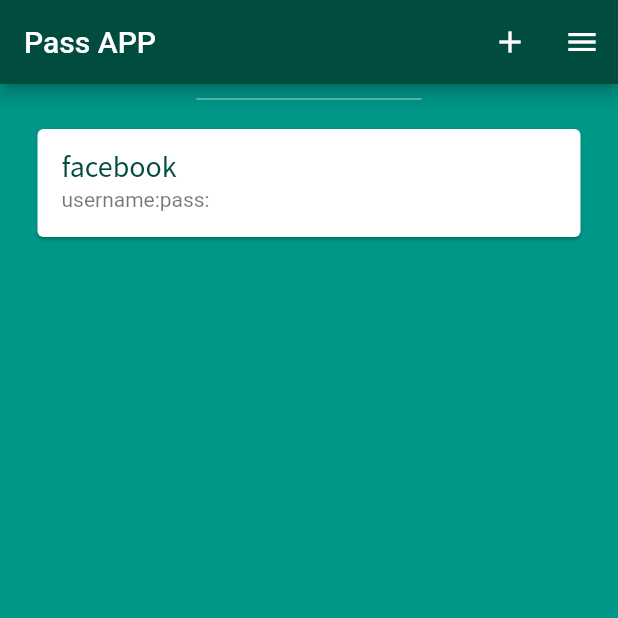
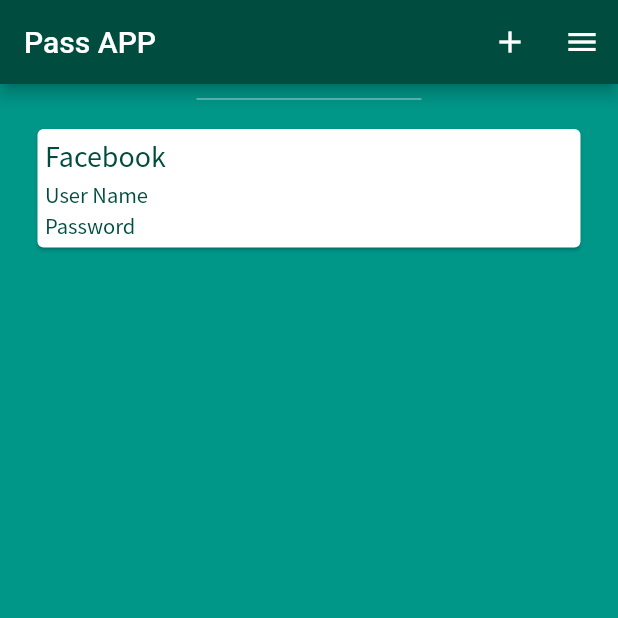
Before and after one commit to JanaKhanji/learning-flutter, a Flutter app: the screen it shows after launch, on a phone screen of 412 x 824 dp, the top half of it. Run offline on Flutter 3.47's test engine with Material 2 defaults, Android fonts, the phone set to English and light mode, and no system bars.

Commit message:
design done

```diff
--- a/lib/main.dart
+++ b/lib/main.dart
@@ -26,9 +26,7 @@ class MyApp extends StatelessWidget {
           ],
         ),
         backgroundColor: Colors.teal,
-        body:
-
-        SafeArea(
+        body: SafeArea(
             child: Column(
           //mainAxisAlignment: MainAxisAlignment.center,
           children: <Widget>[
@@ -39,9 +37,48 @@ class MyApp extends StatelessWidget {
                 color: Colors.teal.shade100,
               ),
             ),
-            Card(
+            SizedBox(
+              width: 500,
+              child: Card(
                 margin: EdgeInsets.symmetric(vertical: 10.0, horizontal: 25.0),
-                child: ListTile(
+                child: Padding(
+                  padding: EdgeInsets.all(5),
+                  child: Column(
+                      crossAxisAlignment: CrossAxisAlignment.start,
+                      children: <Widget>[
+                        Text(
+                          'Facebook',
+                          style: TextStyle(
+                            color: Colors.teal.shade900,
+                            fontFamily: 'Source Sans Pro',
+                            fontSize: 20.0,
+                          ),
+                        ),
+                        const Padding(
+                            padding: EdgeInsets.symmetric(vertical: 2.0)),
+                        Text(
+                          'User Name',
+                          style: TextStyle(
+                            color: Colors.teal.shade900,
+                            fontFamily: 'Source Sans Pro',
+                            fontSize: 15.0,
+                          ),
+                        ),
+                        const Padding(
+                            padding: EdgeInsets.symmetric(vertical: 1.0)),
+                        Text(
+                          'Password',
+                          style: TextStyle(
+                            color: Colors.teal.shade900,
+                            fontFamily: 'Source Sans Pro',
+                            fontSize: 15.0,
+                          ),
+                        ),
+                      ]),
+                ),
+              ),
+
+              /*child: ListTile(
                   title: Text(
                     'facebook',
                     style: TextStyle(
@@ -54,7 +91,8 @@ class MyApp extends StatelessWidget {
                       'username:'
                           'pass:'
                     ),
-                )),
+                )),*/
+            ),
           ],
         )),
       ),
```
